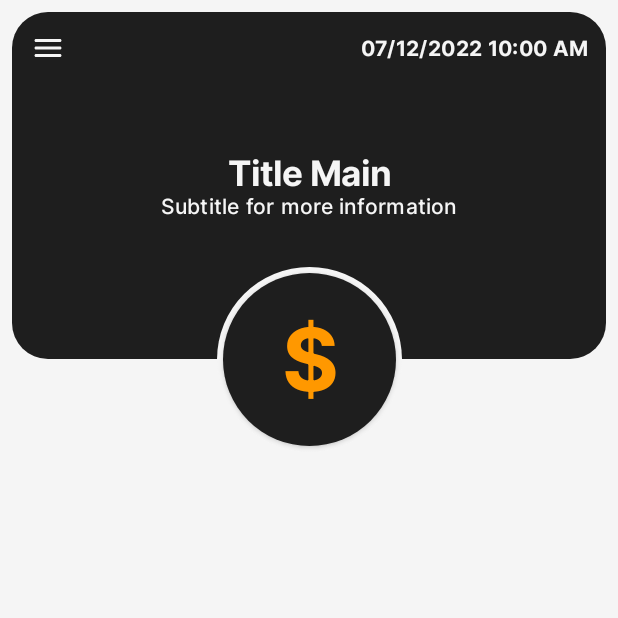
After one commit to jisusmadrid22/CashRate-App, an Android app built with Jetpack Compose: the composable HeaderHome shown on its own in the app's theme, on a phone screen of 412 x 824 dp, the top half of it. The commit adds this screen. Run offline under Robolectric (Android 15) with nearby library versions, the phone set to English and light mode, and no system bars; network calls fail.

Commit message:
[UPD] Agregado header en home

```diff
--- /dev/null
+++ b/app/src/main/java/com/yzdev/cashrateapp/common/ColorThemeUtil.kt
@@ -0,0 +1,17 @@
+package com.yzdev.cashrateapp.common
+
+import androidx.compose.foundation.isSystemInDarkTheme
+import androidx.compose.material.MaterialTheme
+import androidx.compose.runtime.Composable
+import androidx.compose.ui.graphics.Color
+import com.yzdev.cashrateapp.presentation.ui.theme.BlackMain
+import com.yzdev.cashrateapp.presentation.ui.theme.WhiteMain
+
+@Composable
+fun getColorThemeText(): Color{
+    return if (isSystemInDarkTheme()){
+        BlackMain
+    }else{
+        WhiteMain
+    }
+}
--- a/app/src/main/java/com/yzdev/cashrateapp/presentation/screens/home/Home.kt
+++ b/app/src/main/java/com/yzdev/cashrateapp/presentation/screens/home/Home.kt
@@ -3,11 +3,14 @@ package com.yzdev.cashrateapp.presentation.screens.home
 import androidx.compose.foundation.layout.Arrangement
 import androidx.compose.foundation.layout.Column
 import androidx.compose.foundation.layout.fillMaxSize
+import androidx.compose.foundation.lazy.LazyColumn
+import androidx.compose.material.Scaffold
 import androidx.compose.material.Text
 import androidx.compose.runtime.Composable
 import androidx.compose.ui.Alignment
 import androidx.compose.ui.Modifier
 import androidx.navigation.NavHostController
+import com.yzdev.cashrateapp.presentation.screens.home.composable.HeaderHome
 
 @Composable
 fun HomeScreen(
@@ -24,11 +27,13 @@ private fun HomeLayout(
 ) {
     val infoDolarToday = viewModel.stateInfoDolarToday.value
 
-    Column(
-        modifier = Modifier.fillMaxSize(),
-        verticalArrangement = Arrangement.Center,
-        horizontalAlignment = Alignment.CenterHorizontally
+    Scaffold(
+        modifier = Modifier.fillMaxSize()
     ) {
-        Text(text = "USD: ${infoDolarToday.info?.USD?.dolartoday} Bs")
+        LazyColumn {
+            item {
+                HeaderHome()
+            }
+        }
     }
 }
--- /dev/null
+++ b/app/src/main/java/com/yzdev/cashrateapp/presentation/screens/home/composable/HeaderHome.kt
@@ -0,0 +1,162 @@
+@file:OptIn(ExperimentalMaterialApi::class)
+
+package com.yzdev.cashrateapp.presentation.screens.home.composable
+
+import androidx.compose.foundation.background
+import androidx.compose.foundation.layout.*
+import androidx.compose.foundation.shape.RoundedCornerShape
+import androidx.compose.material.Card
+import androidx.compose.material.ExperimentalMaterialApi
+import androidx.compose.material.MaterialTheme
+import androidx.compose.material.Text
+import androidx.compose.runtime.Composable
+import androidx.compose.ui.Alignment
+import androidx.compose.ui.Modifier
+import androidx.compose.ui.draw.clip
+import androidx.compose.ui.platform.LocalConfiguration
+import androidx.compose.ui.text.font.FontWeight
+import androidx.compose.ui.text.style.TextAlign
+import androidx.compose.ui.tooling.preview.Preview
+import androidx.compose.ui.unit.dp
+import com.yzdev.cashrateapp.common.getColorThemeText
+
+@Composable
+fun HeaderHome(
+    title: String = "Title Main",
+    subtitle: String = "Subtitle for more information",
+    date: String = "07/12/2022 10:00 AM",
+    coinTitle: String = "$",
+    onClickMenu: ()-> Unit = {},
+    onClickCoin: ()-> Unit = {}
+) {
+
+    val height = LocalConfiguration.current.screenHeightDp.dp
+
+    Box {
+        Card(
+            modifier = Modifier
+                .fillMaxWidth()
+                .height(height * 0.3f)
+                .padding(8.dp),
+            backgroundColor = MaterialTheme.colors.primary,
+            elevation = 0.dp,
+            shape = RoundedCornerShape(24.dp)
+        ) {
+            HeaderContent(
+                title = title,
+                subtitle = subtitle,
+                date = date,
+                onClickMenu = {
+                    onClickMenu()
+                }
+            )
+        }
+
+        CoinButton(
+            coinTitle = coinTitle,
+            onClickCoin = {
+                onClickCoin()
+            }
+        )
+    }
+}
+
+@Composable
+private fun HeaderContent(
+    title: String,
+    subtitle: String,
+    date: String,
+    onClickMenu: () -> Unit
+) {
+    Column(
+        modifier = Modifier.fillMaxSize(),
+        verticalArrangement = Arrangement.SpaceBetween,
+        horizontalAlignment = Alignment.CenterHorizontally
+    ) {
+        TopBarHome(
+            date = date,
+            clickMenu = {
+                onClickMenu()
+            }
+        )
+
+        Column(
+            modifier = Modifier.fillMaxWidth(),
+            horizontalAlignment = Alignment.CenterHorizontally,
+            verticalArrangement = Arrangement.Center
+        ) {
+            Text(
+                text = title,
+                style = MaterialTheme.typography.h5.copy(fontWeight = FontWeight.Bold),
+                color = getColorThemeText(),
+                textAlign = TextAlign.Center
+            )
+
+            Text(
+                text = subtitle,
+                style = MaterialTheme.typography.subtitle2,
+                color = getColorThemeText(),
+                textAlign = TextAlign.Center
+            )
+        }
+
+        Spacer(modifier = Modifier.padding(24.dp))
+    }
+}
+
+@Composable
+private fun CoinButton(
+    coinTitle: String,
+    onClickCoin: () -> Unit
+) {
+
+    val height = LocalConfiguration.current.screenHeightDp.dp
+
+    Box(
+        modifier = Modifier
+            .fillMaxWidth()
+            .height((height * 0.3f) + (height * 0.075f))
+            .padding(8.dp),
+        contentAlignment = Alignment.BottomCenter
+    ) {
+        Box(
+            modifier = Modifier
+                .width((height * 0.075f) * 2)
+                .height((height * 0.075f) * 2)
+                .clip(RoundedCornerShape(256.dp))
+                .background(MaterialTheme.colors.background),
+            contentAlignment = Alignment.Center
+        ) {
+            Card(
+                modifier = Modifier
+                    .fillMaxSize()
+                    .padding(4.dp),
+                elevation = 2.dp,
+                shape = RoundedCornerShape(256.dp),
+                backgroundColor = MaterialTheme.colors.primary,
+                onClick = {
+                    onClickCoin()
+                }
+            ) {
+                Box(modifier = Modifier.fillMaxSize(), contentAlignment = Alignment.Center) {
+                    Text(
+                        text = coinTitle,
+                        style = MaterialTheme.typography.h2.copy(fontWeight = FontWeight.Bold, color = MaterialTheme.colors.secondary),
+                        textAlign = TextAlign.Center
+                    )
+                }
+            }
+        }
+    }
+}
+
+/*
+@Preview(showSystemUi = true)
+@Composable
+fun PreviewHeader() {
+    Box(
+        modifier = Modifier.fillMaxSize()
+    ) {
+        HeaderHome()
+    }
+}*/
--- /dev/null
+++ b/app/src/main/java/com/yzdev/cashrateapp/presentation/screens/home/composable/TopBarHome.kt
@@ -0,0 +1,51 @@
+package com.yzdev.cashrateapp.presentation.screens.home.composable
+
+import androidx.compose.foundation.layout.Arrangement
+import androidx.compose.foundation.layout.Row
+import androidx.compose.foundation.layout.fillMaxWidth
+import androidx.compose.foundation.layout.padding
+import androidx.compose.material.Icon
+import androidx.compose.material.IconButton
+import androidx.compose.material.MaterialTheme
+import androidx.compose.material.Text
+import androidx.compose.material.icons.Icons
+import androidx.compose.material.icons.rounded.Menu
+import androidx.compose.runtime.Composable
+import androidx.compose.ui.Alignment
+import androidx.compose.ui.Modifier
+import androidx.compose.ui.text.font.FontWeight
+import androidx.compose.ui.text.style.TextAlign
+import androidx.compose.ui.tooling.preview.Preview
+import androidx.compose.ui.unit.dp
+import com.yzdev.cashrateapp.common.getColorThemeText
+
+@Composable
+fun TopBarHome(
+    date: String,
+    clickMenu: ()-> Unit
+) {
+    Row(
+        modifier = Modifier.fillMaxWidth().padding(end = 12.dp),
+        horizontalArrangement = Arrangement.SpaceBetween,
+        verticalAlignment = Alignment.CenterVertically
+    ) {
+        IconButton(
+            onClick = {
+                clickMenu()
+            }
+        ) {
+            Icon(
+                imageVector = Icons.Rounded.Menu,
+                contentDescription = "Menu",
+                tint = getColorThemeText()
+            )
+        }
+
+        Text(
+            text = date,
+            style = MaterialTheme.typography.body2.copy(fontWeight = FontWeight.Bold),
+            color = getColorThemeText(),
+            textAlign = TextAlign.End
+        )
+    }
+}
```
